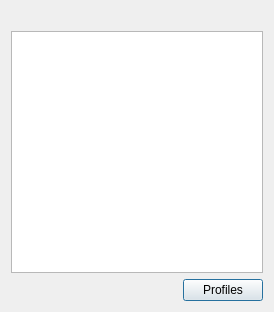
This is src/profiledialog.ui in euroelessar/qutim as Qt 5 draws it before an edit. The edited form follows.
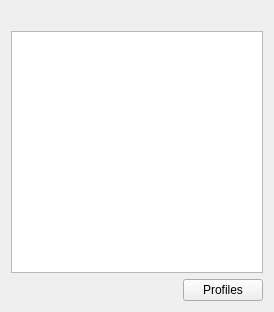
This is the edited form.

The edit to the form file:
```diff
--- a/src/profiledialog.ui
+++ b/src/profiledialog.ui
@@ -48,6 +48,9 @@
      <property name="text">
       <string>Profiles</string>
      </property>
+     <property name="autoDefault">
+      <bool>false</bool>
+     </property>
     </widget>
    </item>
   </layout>
```
Left out of the diff: 6 changed lines with no effect on the pictures.
